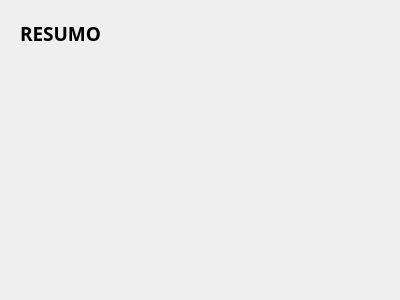
Old version of the form view/resumo_page.ui in the repository Gusrrocha/Gerenciador-de-Vendas.
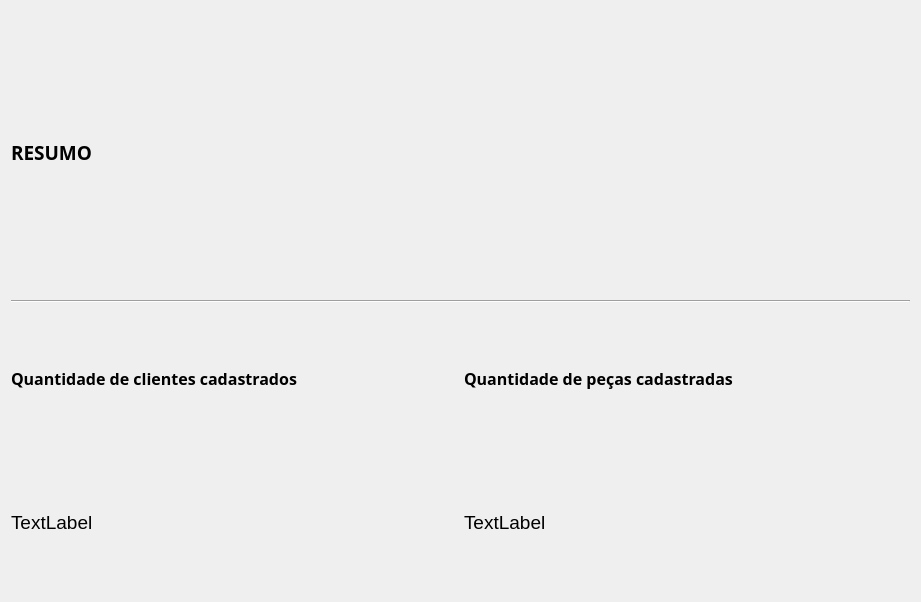
New version of the form.

Diff of the .ui file:
```diff
--- a/view/resumo_page.ui
+++ b/view/resumo_page.ui
@@ -6,22 +6,16 @@
    <rect>
     <x>0</x>
     <y>0</y>
-    <width>400</width>
-    <height>300</height>
+    <width>921</width>
+    <height>602</height>
    </rect>
   </property>
   <property name="windowTitle">
    <string>Form</string>
   </property>
+  <layout class="QVBoxLayout" name="verticalLayout">
+   <item>
   <widget class="QLabel" name="label">
-   <property name="geometry">
-    <rect>
-     <x>20</x>
-     <y>20</y>
-     <width>93</width>
-     <height>27</height>
-    </rect>
-   </property>
    <property name="font">
     <font>
      <family>Arial Black</family>
@@ -34,6 +28,73 @@
     <string>RESUMO</string>
    </property>
   </widget>
+   </item>
+   <item>
+    <widget class="Line" name="line">
+     <property name="orientation">
+      <enum>Qt::Horizontal</enum>
+     </property>
+    </widget>
+   </item>
+   <item>
+    <layout class="QGridLayout" name="gridLayout">
+     <item row="0" column="0">
+      <widget class="QLabel" name="label_2">
+       <property name="font">
+        <font>
+         <family>Arial Black</family>
+         <pointsize>12</pointsize>
+         <weight>75</weight>
+         <bold>true</bold>
+        </font>
+       </property>
+       <property name="text">
+        <string>Quantidade de clientes cadastrados</string>
+       </property>
+      </widget>
+     </item>
+     <item row="0" column="1">
+      <widget class="QLabel" name="label_3">
+       <property name="font">
+        <font>
+         <family>Arial Black</family>
+         <pointsize>12</pointsize>
+         <weight>75</weight>
+         <bold>true</bold>
+        </font>
+       </property>
+       <property name="text">
+        <string>Quantidade de peças cadastradas</string>
+       </property>
+      </widget>
+     </item>
+     <item row="1" column="0">
+      <widget class="QLabel" name="label_4">
+       <property name="font">
+        <font>
+         <pointsize>14</pointsize>
+        </font>
+       </property>
+       <property name="text">
+        <string>TextLabel</string>
+       </property>
+      </widget>
+     </item>
+     <item row="1" column="1">
+      <widget class="QLabel" name="label_5">
+       <property name="font">
+        <font>
+         <pointsize>14</pointsize>
+        </font>
+       </property>
+       <property name="text">
+        <string>TextLabel</string>
+       </property>
+      </widget>
+     </item>
+    </layout>
+   </item>
+  </layout>
  </widget>
  <resources/>
  <connections/>
```
Lines whose indentation alone changed are shown as unchanged.
